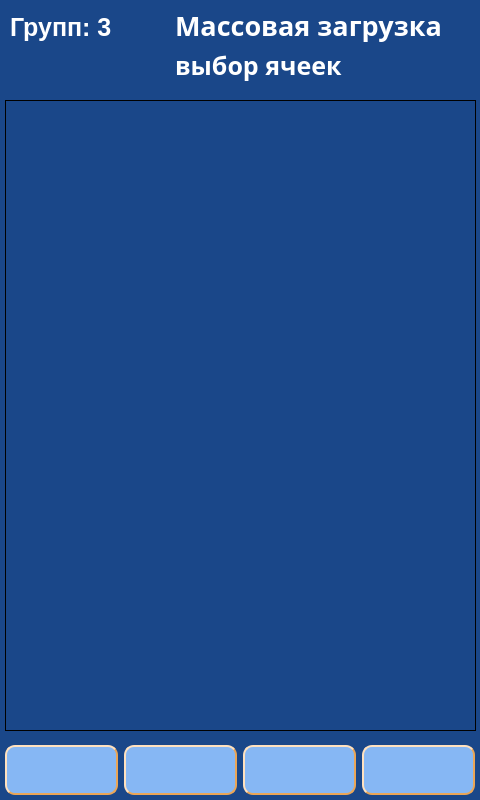
The window that client/GUI/ui/screen_15_mass_load.ui (komrade2801/AutoSklad) describes before a commit, drawn with Qt 5.
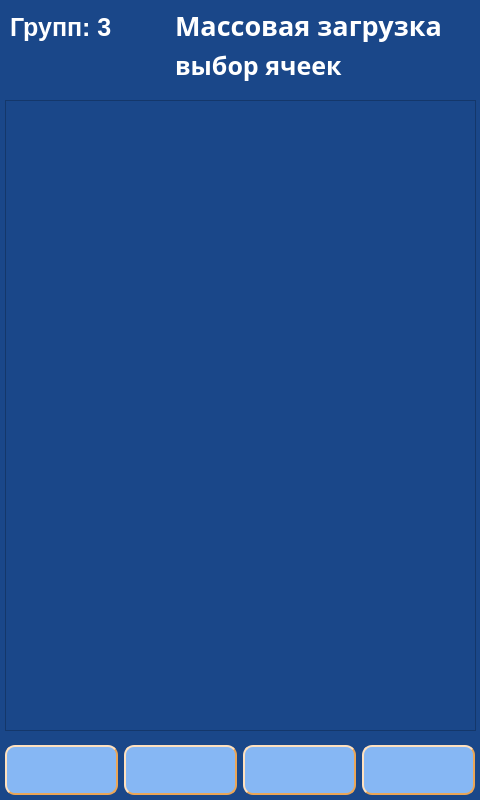
The same window after the commit. Icons and pictures are not drawn.

Patch:
```diff
--- a/client/GUI/ui/screen_15_mass_load.ui
+++ b/client/GUI/ui/screen_15_mass_load.ui
@@ -1107,9 +1107,6 @@
    <property name="whatsThis">
     <string>&lt;html&gt;&lt;head/&gt;&lt;body&gt;&lt;p&gt;&lt;br/&gt;&lt;/p&gt;&lt;/body&gt;&lt;/html&gt;</string>
    </property>
-   <property name="styleSheet">
-    <string notr="true">background-color: qlineargradient(spread:pad, x1:0, y1:0, x2:1, y2:0, stop:0 rgba(0, 0, 0, 0), stop:1 rgba(255, 255, 255, 0));</string>
-   </property>
   </widget>
  </widget>
  <resources>
```
